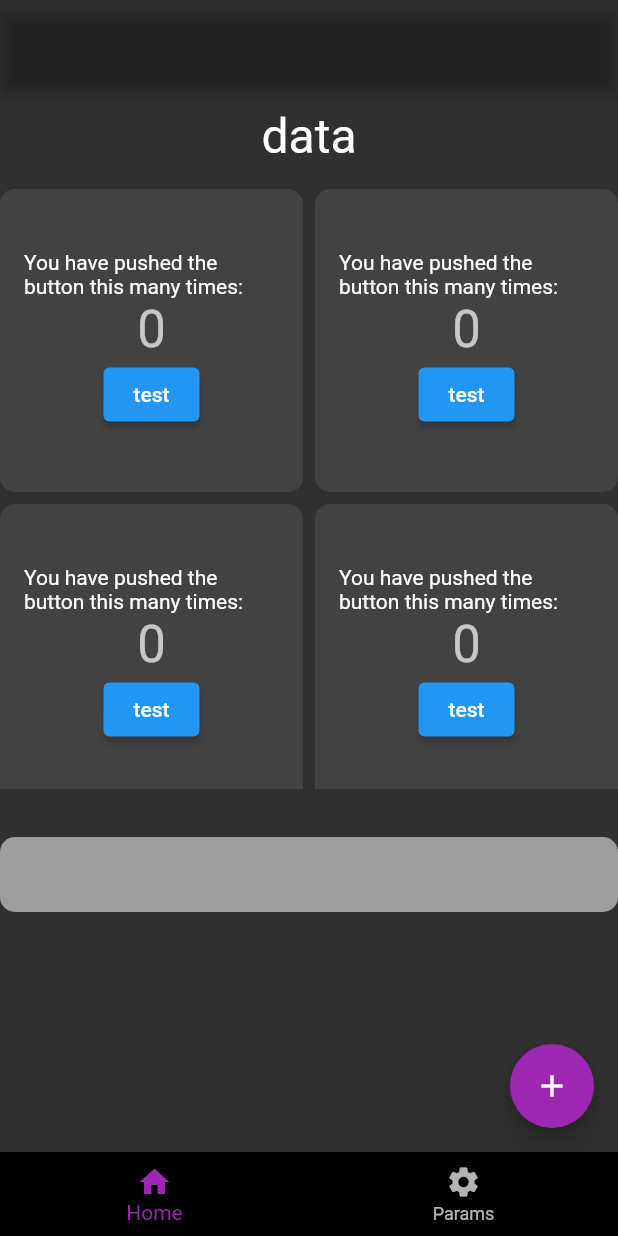
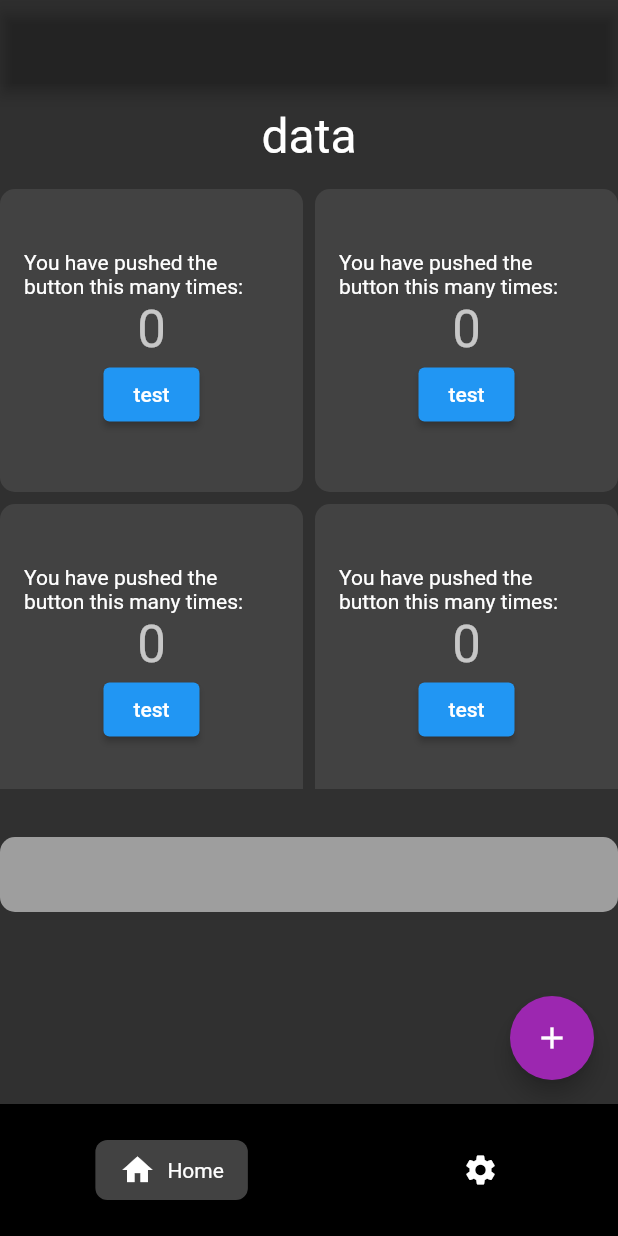
Before and after one commit to felixbouveret/flutter-capsule, a Flutter app: the screen it shows after launch, on a phone screen of 412 x 824 dp. Run offline on Flutter 3.47's test engine with Material 2 defaults, Android fonts, the phone set to English and light mode, and no system bars.

Commit message:
Add DirtyRouter

```diff
--- /dev/null
+++ b/lib/components/BottomNavigation.dart
@@ -0,0 +1,17 @@
+import 'package:capsule/main.dart';
+import 'package:capsule/modules/BottomNavigation/BottomNavigationModule.dart';
+import 'package:flutter/cupertino.dart';
+import 'package:flutter/material.dart';
+
+class BottomNavigation extends StatelessWidget {
+  const BottomNavigation({Key key, this.currentTab, this.onSelectTab})
+      : super(key: key);
+
+  final Object currentTab;
+  final Function onSelectTab;
+
+  @override
+  Widget build(BuildContext context) {
+    return BottomNavigationModule();
+  }
+}
--- a/lib/main.dart
+++ b/lib/main.dart
@@ -1,11 +1,31 @@
-import 'package:capsule/pages/Home.dart';
+import 'package:capsule/router/DirtyRouter.dart';
 import 'package:flutter/material.dart';
 
+import 'modules/BottomNavigation/BottomNavigationModule.dart';
+
 void main() {
-  runApp(MyApp());
+  runApp(App());
 }
 
-class MyApp extends StatelessWidget {
+enum TabItem { home, settings }
+
+class App extends StatefulWidget {
+  App({Key key}) : super(key: key);
+
+  @override
+  _AppState createState() => _AppState();
+}
+
+class _AppState extends State<App> {
+  TabItem currentTab = TabItem.home;
+
+  void _selectTab(TabItem tabItem) {
+    print(currentTab);
+    setState(() {
+      currentTab = tabItem;
+    });
+  }
+
   @override
   Widget build(BuildContext context) {
     return MaterialApp(
@@ -18,19 +38,12 @@ class MyApp extends StatelessWidget {
         appBar: AppBar(
           backgroundColor: Colors.transparent,
         ),
-        body: Container(child: MyHomePage(title: 'Flutter Demo Home Page')),
-        bottomNavigationBar: BottomNavigationBar(
-          backgroundColor: Colors.black,
-          items: [
-            BottomNavigationBarItem(
-              icon: Icon(Icons.home),
-              label: 'Home',
-            ),
-            BottomNavigationBarItem(
-              icon: Icon(Icons.settings),
-              label: 'Params',
-            ),
-          ],
+        body: DirtyRouter(
+          currentTab: currentTab,
+        ),
+        bottomNavigationBar: BottomNavigationModule(
+          currentTab: currentTab,
+          onSelectTab: _selectTab,
         ),
       ),
     );
--- /dev/null
+++ b/lib/modules/BottomNavigation/BottomNavigationModule.dart
@@ -0,0 +1,43 @@
+import 'package:capsule/main.dart';
+import 'package:capsule/modules/BottomNavigation/components/BottomNavigationItem.dart';
+import 'package:flutter/cupertino.dart';
+import 'package:flutter/material.dart';
+
+class BottomNavigationModule extends StatelessWidget {
+  const BottomNavigationModule({Key key, this.currentTab, this.onSelectTab})
+      : super(key: key);
+
+  final Object currentTab;
+  final Function onSelectTab;
+
+  @override
+  Widget build(BuildContext context) {
+    return Container(
+      padding: EdgeInsets.symmetric(vertical: 24),
+      color: Colors.black,
+      child: Row(
+        mainAxisAlignment: MainAxisAlignment.spaceAround,
+        children: [
+          BottomNavigationItem(
+            currentTab: currentTab,
+            itemTab: TabItem.home,
+            icon: Icon(Icons.home),
+            label: 'Home',
+            onTap: (TabItem tabItem) {
+              onSelectTab(TabItem.home);
+            },
+          ),
+          BottomNavigationItem(
+            currentTab: currentTab,
+            itemTab: TabItem.settings,
+            icon: Icon(Icons.settings),
+            label: 'Params',
+            onTap: (TabItem tabItem) {
+              onSelectTab(TabItem.settings);
+            },
+          )
+        ],
+      ),
+    );
+  }
+}
--- /dev/null
+++ b/lib/modules/BottomNavigation/components/BottomNavigationItem.dart
@@ -0,0 +1,50 @@
+import 'package:flutter/cupertino.dart';
+import 'package:flutter/material.dart';
+
+class BottomNavigationItem extends StatelessWidget {
+  const BottomNavigationItem(
+      {Key key,
+      this.currentTab,
+      this.itemTab,
+      this.label,
+      this.icon,
+      this.onTap})
+      : super(key: key);
+
+  final Object currentTab;
+  final Object itemTab;
+  final String label;
+  final Widget icon;
+  final Function onTap;
+
+  @override
+  Widget build(BuildContext context) {
+    return Container(
+      child: Container(
+        padding: EdgeInsets.symmetric(horizontal: 16, vertical: 8),
+        decoration: currentTab == itemTab
+            ? BoxDecoration(
+                borderRadius: BorderRadius.circular(8),
+                color: Colors.grey[800],
+              )
+            : null,
+        child: InkWell(
+          onTap: () {
+            onTap(itemTab);
+          },
+          child: Row(
+            children: [
+              icon,
+              currentTab == itemTab
+                  ? Padding(
+                      padding: EdgeInsets.only(left: 8.0),
+                      child: Text(label),
+                    )
+                  : Text('')
+            ],
+          ),
+        ),
+      ),
+    );
+  }
+}
--- a/lib/pages/Home.dart
+++ b/lib/pages/Home.dart
@@ -2,9 +2,10 @@ import 'package:capsule/modules/Home/HomeModule.dart';
 import 'package:flutter/material.dart';
 
 class MyHomePage extends StatelessWidget {
-  MyHomePage({Key key, this.title}) : super(key: key);
+  MyHomePage({Key key, this.title, this.onPush}) : super(key: key);
 
   final String title;
+  final ValueChanged onPush;
 
   @override
   Widget build(BuildContext context) {
--- /dev/null
+++ b/lib/pages/Params.dart
@@ -0,0 +1,22 @@
+import 'package:capsule/modules/Home/HomeModule.dart';
+import 'package:flutter/material.dart';
+
+class ParamsPage extends StatelessWidget {
+  ParamsPage({Key key, this.title}) : super(key: key);
+
+  final String title;
+
+  @override
+  Widget build(BuildContext context) {
+    return Center(
+      child: Column(children: [
+        Text('Params'),
+        ElevatedButton(
+            onPressed: () {
+              Navigator.pop(context);
+            },
+            child: Text('Home'))
+      ]),
+    );
+  }
+}
--- /dev/null
+++ b/lib/router/DirtyRouter.dart
@@ -0,0 +1,20 @@
+import 'package:capsule/pages/Home.dart';
+import 'package:capsule/pages/Params.dart';
+import 'package:flutter/material.dart';
+
+import '../main.dart';
+
+class DirtyRouter extends StatelessWidget {
+  const DirtyRouter({Key key, this.currentTab}) : super(key: key);
+
+  final Object currentTab;
+
+  @override
+  Widget build(BuildContext context) {
+    return currentTab == TabItem.home
+        ? MyHomePage()
+        : currentTab == TabItem.settings
+            ? ParamsPage()
+            : Container();
+  }
+}
```
